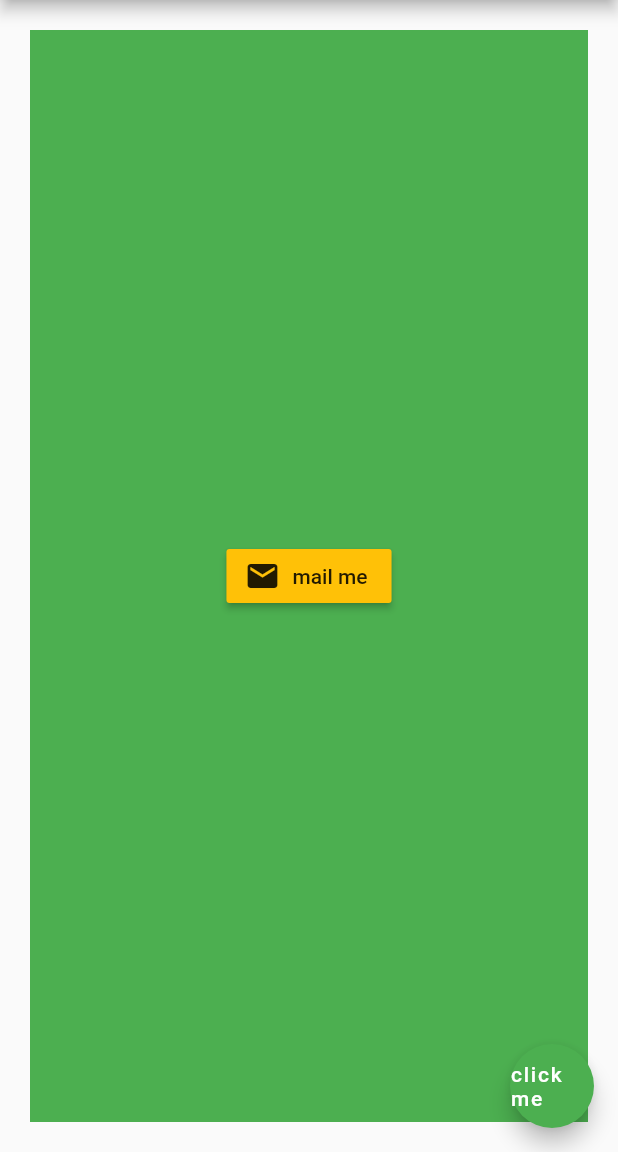
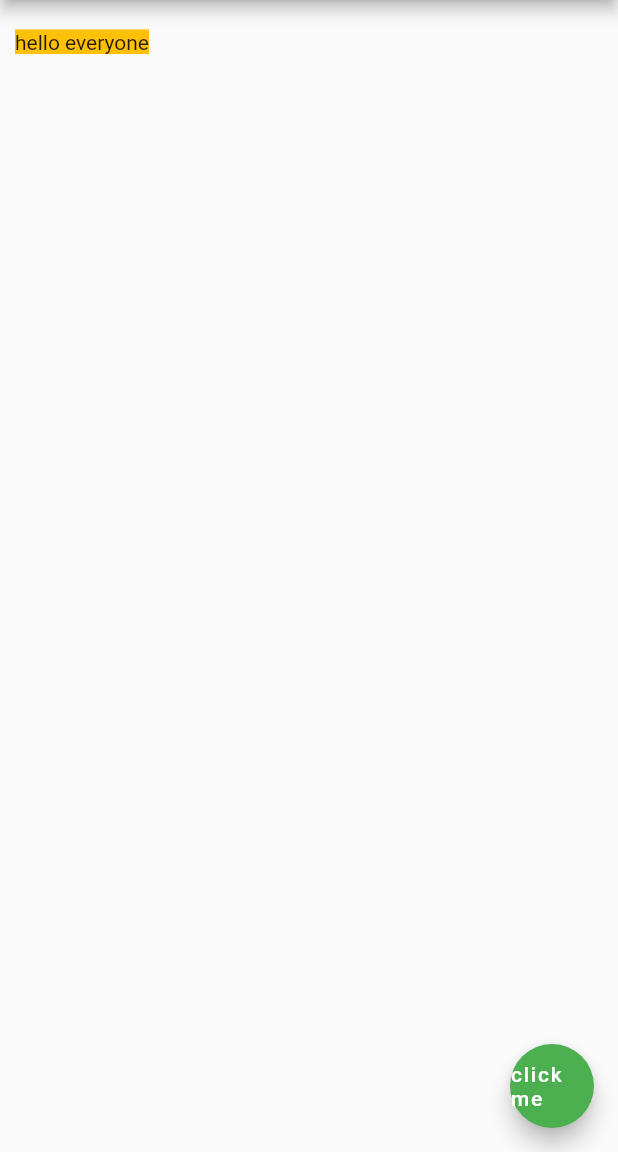
Before and after one commit to Sachin-git-singh/firstflutter, a Flutter app: the screen it shows after launch, on a phone screen of 412 x 824 dp, the part 84-1236 px from its top. Run offline on Flutter 3.47's test engine with Material 2 defaults, Android fonts, the phone set to English and light mode, and no system bars.

Commit message:
added padding

```diff
--- a/lib/main.dart
+++ b/lib/main.dart
@@ -25,19 +25,13 @@ class Myapp extends StatelessWidget {
         centerTitle: true,
 
       ),
-      body: Container(
-        margin: EdgeInsets.all(20.0),
-        //padding: EdgeInsets.symmetric(vertical: 20, horizontal: 10.0),
-        color: Colors.green,
-        child: Center(
-            child: RaisedButton.icon(
+      body: Padding (
+        padding: EdgeInsets.symmetric(vertical: 20.0, horizontal: 10.0),
+        child: Text('hello everyone',
+            style: TextStyle(
+              backgroundColor: Colors.amber
+            )),
 
-                color: Colors.amber,
-                onPressed: (){},
-                icon: Icon(Icons.email),
-                label: Text('mail me'))
-
-        ),
       ),
 
       floatingActionButton: FloatingActionButton(
```
